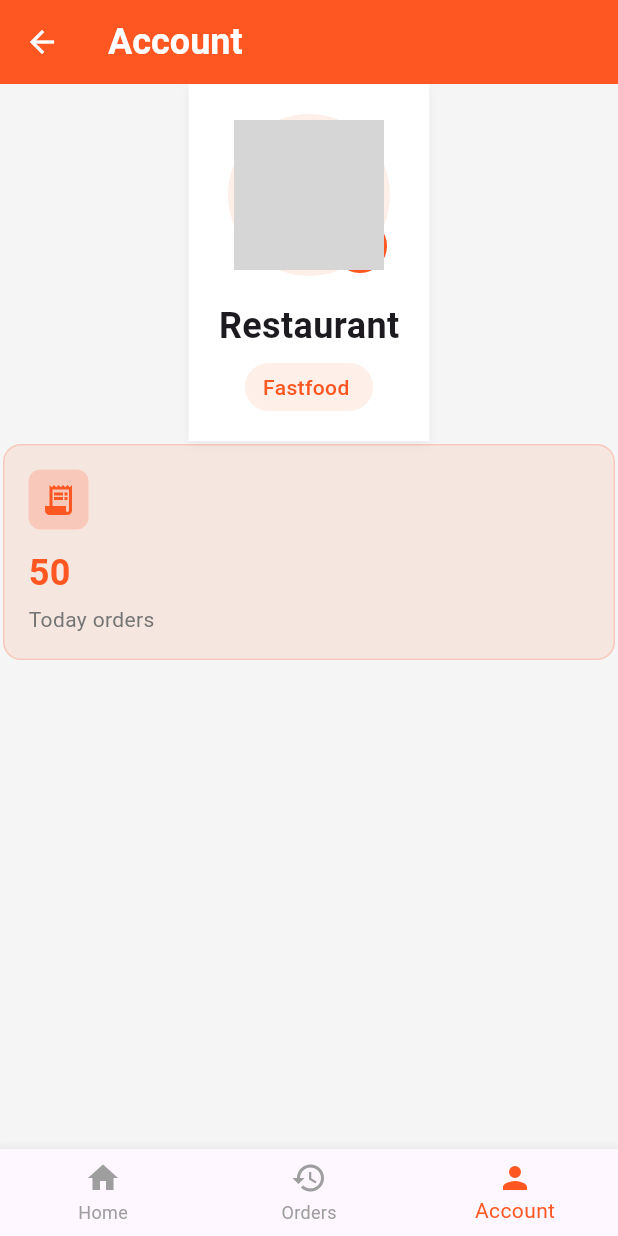
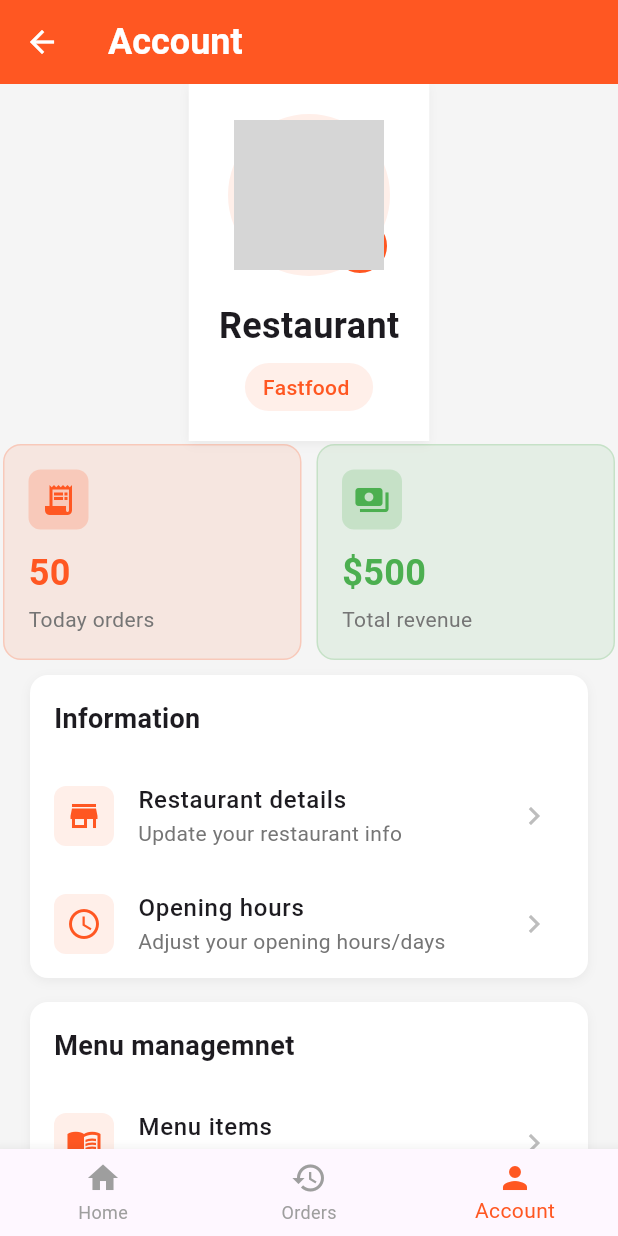
Before and after one commit to KhalilHen/live-orders-app, a Flutter app: the AccountPage screen opened directly, on a phone screen of 412 x 824 dp. Run offline on Flutter 3.47's test engine with Material 3 defaults, Android fonts, the phone set to English and light mode, and no system bars; our stand-ins replace audioplayers, firebase_core, introduction_screen, line_icons, supabase_flutter; accounts and stored records are empty; generated files the repository leaves out were written again; network calls fail; key blocks and very long unbroken strings in the code were emptied for the run; grey boxes are pictures that could not be loaded.

Commit message:
Added the setting sections, and setting tiles

```diff
--- a/lib/pages/account.dart
+++ b/lib/pages/account.dart
@@ -101,10 +101,48 @@ class AccountPage extends StatelessWidget {
               children: [
 
                 statistikCard("Today orders", "50", Icons.receipt_long, Colors.deepOrange),
+
+const SizedBox(width: 10,),
+statistikCard("Total revenue",  "\$500", Icons.payments,
+Colors.green,
+// Colors.green.shade500
+// Colors.green.shade700 //I like this kind of dark green but i am
+// Colors.green.shade600
+
+// Colors.green.shade900
+//  Colors.green.shade100
+
+),
               ],
             ),
             ),
+//! These are not functional yet. But bit of how it can look in real case */
+            settingSection(
 
+              "Information", [
+                settingsTile("Restaurant details", "Update your restaurant info", Icons.store,  ),
+
+                settingsTile("Opening hours", "Adjust your opening hours/days", Icons.schedule),
+
+
+                              ]
+            ),
+    settingSection("Menu managemnet", [
+        // * Maby better to use the menu view instead of seperate button depending on which device the app is running.
+      settingsTile("Menu items", "Manage your menu and sections", Icons.menu_book),
+
+      settingsTile("Special promotions or offers", "Create here your discounts, promoties", Icons.local_offer),
+    ])          ,
+
+    settingSection("Account settings", [
+
+      settingsTile("Account details", "Update your account details", Icons.person),
+      settingsTile("Payment methods", "Add or remove payment methods", Icons.payment),
+      settingsTile("Notifications", "Manage your notifications", Icons.notifications),
+      settingsTile("Privacy & security", "Control your privacy settings", Icons.privacy_tip),
+      settingsTile("Help & support", "Get help from our support team", Icons.help),
+      settingsTile("Logout", "Sign out from your account", Icons.logout),
+    ])
 
 
 
@@ -191,4 +229,95 @@ padding: const EdgeInsets.all(16),
     );
   }
 
+  Widget settingSection(String title, List<Widget> tiles) {
+    return Container(
+
+      margin: const EdgeInsets.symmetric(horizontal: 20, vertical: 8),
+    decoration: BoxDecoration(color: Colors.white, borderRadius: BorderRadius.circular(12),
+
+    boxShadow:  [
+
+      BoxShadow(
+        color: Colors.black.withAlpha(13),
+        blurRadius: 5,
+        offset: const Offset(0, 2),
+
+      ),
+    ],
+
+
+
+    ),
+    child: Column(
+      crossAxisAlignment: CrossAxisAlignment.start,
+      children: [
+        Padding(padding: const EdgeInsets.all(16), child: Text(
+          title, style: const TextStyle(fontSize: 18,  fontWeight: FontWeight.bold),
+        ),),
+        ...tiles,
+      ],
+    ),
+    );
+  }
+
+
+
+   Widget settingsTile(
+    String title,
+    String subtitle,
+    IconData icon, {
+    bool showBadge = false,
+  }) {
+    return ListTile(
+      leading: Container(
+        padding: const EdgeInsets.all(8),
+        decoration: BoxDecoration(
+            color: Colors.deepOrange.withAlpha(25),
+          borderRadius: BorderRadius.circular(8),
+        ),
+        child: Icon(
+          icon,
+          color: Colors.deepOrange,
+        ),
+      ),
+      title: Text(
+        title,
+        style: const TextStyle(
+          fontWeight: FontWeight.w500,
+        ),
+      ),
+      subtitle: Text(
+        subtitle,
+        style: TextStyle(
+          color: Colors.grey[600],
+        ),
+      ),
+      trailing: Row(
+        mainAxisSize: MainAxisSize.min,
+        children: [
+          if (showBadge)
+            Container(
+              padding: const EdgeInsets.symmetric(horizontal: 8, vertical: 2),
+              margin: const EdgeInsets.only(right: 8),
+              decoration: BoxDecoration(
+                color: Colors.deepOrange,
+                borderRadius: BorderRadius.circular(12),
+              ),
+              child: const Text(
+                'New',
+                style: TextStyle(
+                  color: Colors.white,
+                  fontSize: 12,
+                  fontWeight: FontWeight.w500,
+                ),
+              ),
+            ),
+          Icon(
+            Icons.chevron_right,
+            color: Colors.grey[400],
+          ),
+        ],
+      ),
+    );
+  }
 }
```
